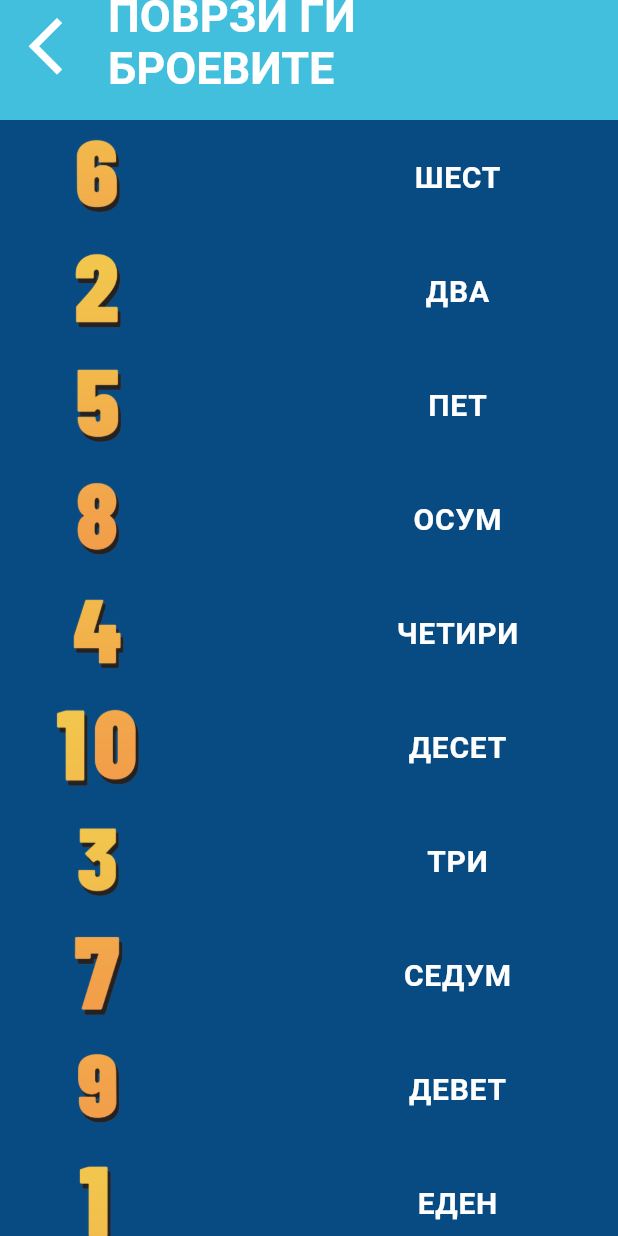
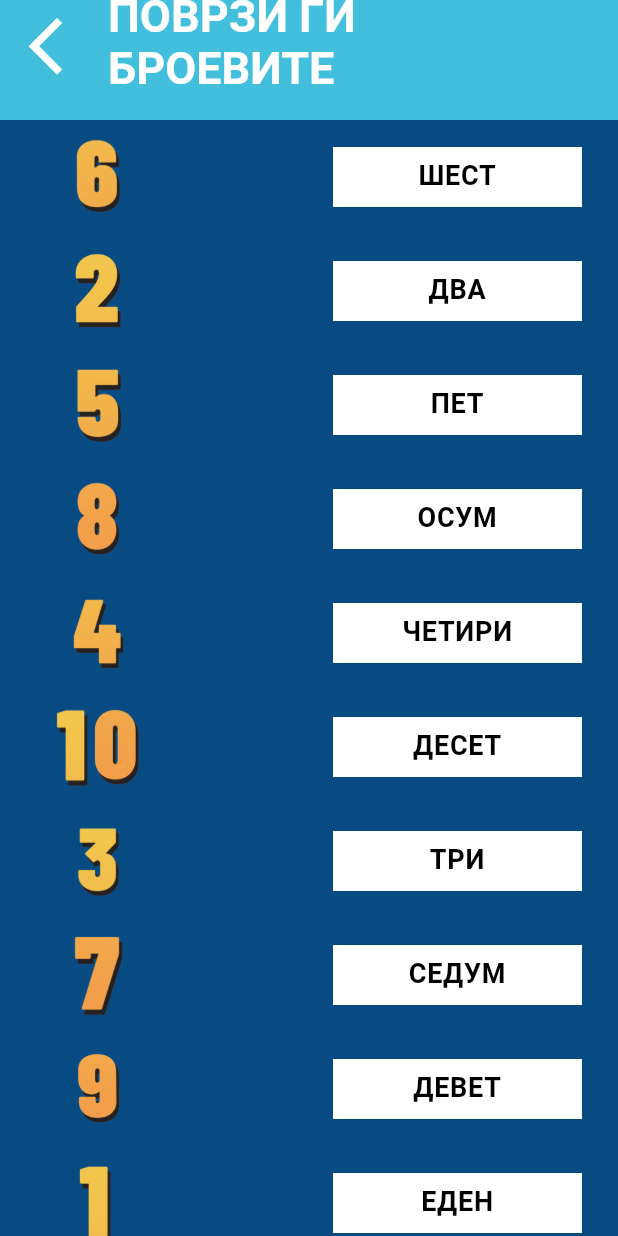
Before and after one commit to Solunska/my-assistant, a Flutter app: the Connect screen opened directly, on a phone screen of 412 x 824 dp. Run offline on Flutter 3.47's test engine with Material 3 defaults, Android fonts, the phone set to English and light mode, and no system bars.

Commit message:
added success message and play again button

```diff
--- a/lib/screens/connect.dart
+++ b/lib/screens/connect.dart
@@ -18,12 +18,15 @@ class ConnectState extends State<Connect> {
   List<dynamic> shuffledTitles = [];
   List<int> selectedImagesIndex = [];
   List<int> selectedTitlesIndex = [];
-  bool isConnecting = false;
+  bool allMatched = false;
 
   @override
   void initState() {
     super.initState();
+    initializeGame();
+  }
 
+  void initializeGame() {
     List<dynamic> items = [];
     if (widget.category == 'numbers') {
       items = List<dynamic>.from(numbers);
@@ -35,8 +38,13 @@ class ConnectState extends State<Connect> {
       items = List<dynamic>.from(foods);
     }
 
+    setState(() {
       shuffledImages = List.from(items)..shuffle();
       shuffledTitles = List.from(items)..shuffle();
+      selectedImagesIndex.clear();
+      selectedTitlesIndex.clear();
+      allMatched = false;
+    });
   }
 
   @override
@@ -72,7 +80,43 @@ class ConnectState extends State<Connect> {
           ),
         ),
       ),
-      body: Row(
+      body: allMatched
+          ? Center(
+              child: Column(
+                mainAxisAlignment: MainAxisAlignment.center,
+                children: [
+                  const Text(
+                    'БРАВО!',
+                    style: TextStyle(
+                      fontSize: 50,
+                      fontWeight: FontWeight.bold,
+                      color: Color.fromARGB(255, 255, 255, 255),
+                    ),
+                  ),
+                  const SizedBox(height: 20),
+                  ElevatedButton(
+                    onPressed: initializeGame,
+                    style: ElevatedButton.styleFrom(
+                      backgroundColor:
+                          const Color(0xFFFF66B3), // background color
+                      padding: const EdgeInsets.symmetric(
+                          horizontal: 30, vertical: 15),
+                      textStyle: const TextStyle(
+                        fontSize: 25,
+                        fontWeight: FontWeight.bold,
+                      ),
+                    ),
+                    child: const Text(
+                      'ИГРАЈ ПОВТОРНО',
+                      style: TextStyle(
+                        color: Colors.white,
+                      ),
+                    ),
+                  ),
+                ],
+              ),
+            )
+          : Row(
               children: [
                 // Left side with images
                 Expanded(
@@ -101,7 +145,8 @@ class ConnectState extends State<Connect> {
                             leading: SizedBox(
                               width: 100,
                               height: 100,
-                        child: Image.asset(getImage(shuffledImages[index])),
+                              child:
+                                  Image.asset(getImage(shuffledImages[index])),
                             ),
                           ),
                         ),
@@ -136,9 +181,20 @@ class ConnectState extends State<Connect> {
                             title: SizedBox(
                               height: 40,
                               child: Center(
+                                child: Container(
+                                  width: 200,
+                                  height: 300,
+                                  padding: const EdgeInsets.all(5),
+                                  color: const Color.fromARGB(255, 255, 255, 255),
                                   child: Text(
                                     getTitle(shuffledTitles[index]),
-                            style: const TextStyle(fontSize: 20, color: Colors.white,fontWeight: FontWeight.bold),
+                                    style: const TextStyle(
+                                      fontSize: 18,
+                                      color: Color.fromARGB(255, 0, 0, 0),
+                                      fontWeight: FontWeight.bold,
+                                    ),
+                                    textAlign: TextAlign.center,
+                                  ),
                                 ),
                               ),
                             ),
@@ -171,6 +227,13 @@ class ConnectState extends State<Connect> {
           selectedImagesIndex.clear();
           selectedTitlesIndex.clear();
         });
+
+        // Check if all items are matched
+        if (shuffledImages.isEmpty && shuffledTitles.isEmpty) {
+          setState(() {
+            allMatched = true;
+          });
+        }
       } else {
         // Handle the incorrect pair (e.g., show an error message)
         ScaffoldMessenger.of(context).showSnackBar(
```
Lines whose indentation alone changed are shown as unchanged.
